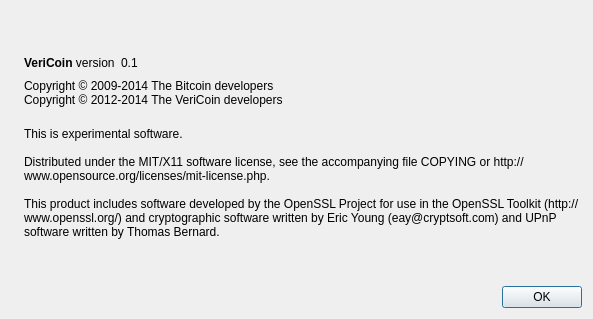
Old version of the form src/qt/forms/aboutdialog.ui in the repository pnosker/master.
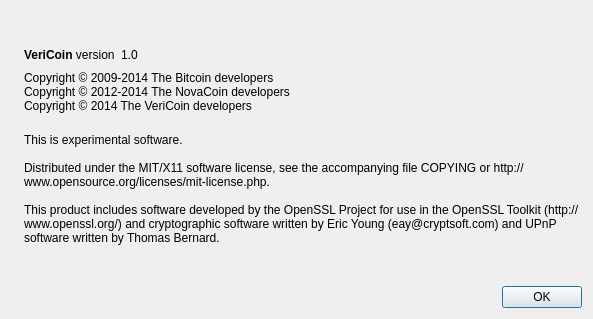
New version of the form. Icons and pictures are not drawn.

```diff
--- a/src/qt/forms/aboutdialog.ui
+++ b/src/qt/forms/aboutdialog.ui
@@ -63,7 +63,7 @@
           <cursorShape>IBeamCursor</cursorShape>
          </property>
          <property name="text">
-          <string notr="true">0.1</string>
+          <string notr="true">1.0</string>
          </property>
          <property name="textInteractionFlags">
           <set>Qt::LinksAccessibleByMouse|Qt::TextSelectableByKeyboard|Qt::TextSelectableByMouse</set>
@@ -92,7 +92,8 @@
        </property>
        <property name="text">
         <string>Copyright © 2009-2014 The Bitcoin developers
-Copyright © 2012-2014 The VeriCoin developers</string>
+Copyright © 2012-2014 The NovaCoin developers
+Copyright © 2014 The VeriCoin developers</string>
        </property>
        <property name="textInteractionFlags">
         <set>Qt::LinksAccessibleByMouse|Qt::TextSelectableByKeyboard|Qt::TextSelectableByMouse</set>
```
